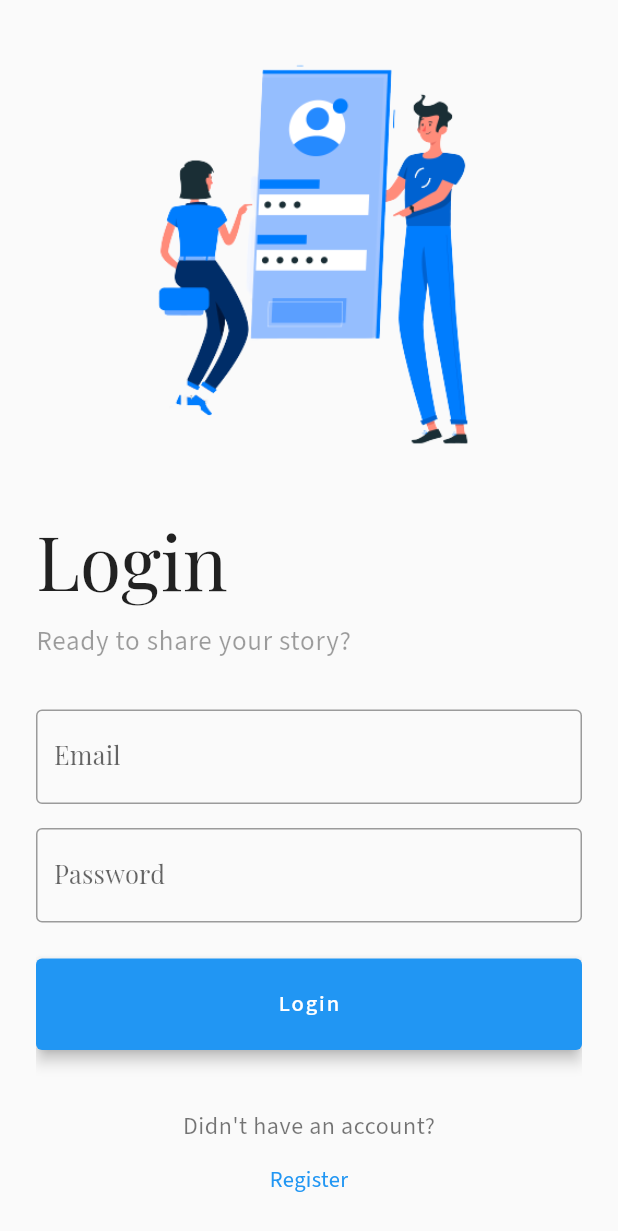
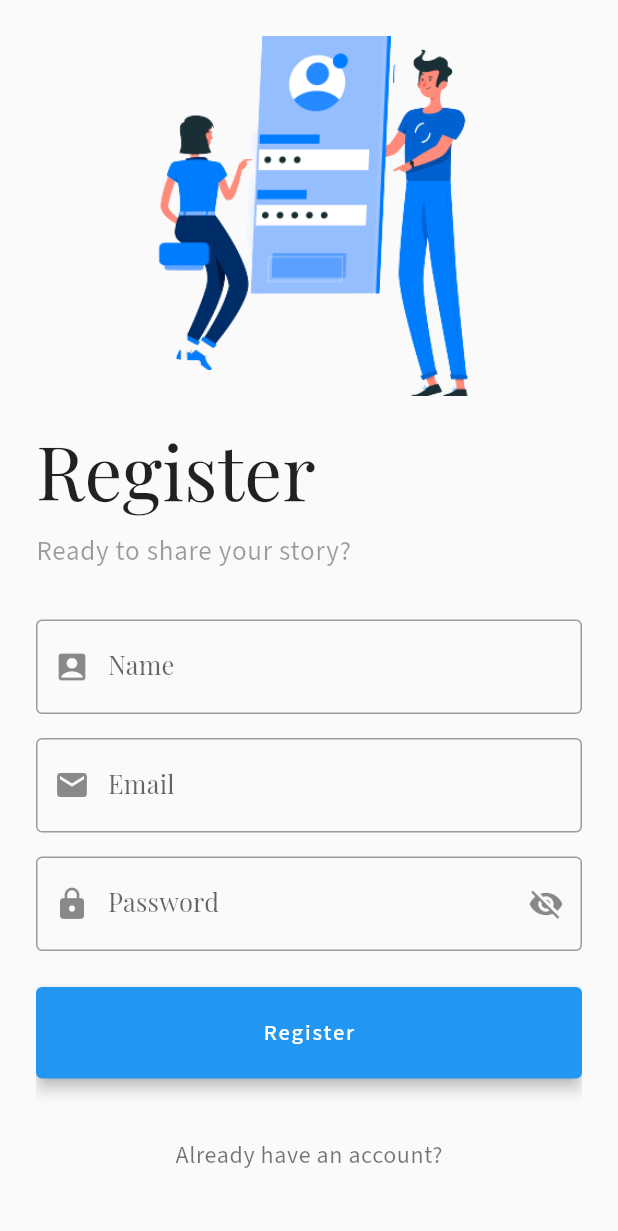
Before and after one commit to lucifergotmad/storitter, a Flutter app: the screen it shows after launch, on a phone screen of 412 x 824 dp. Shown: the top 1231 px of the screen. Run offline on Flutter 3.47's test engine with Material 2 defaults, Android fonts, the phone set to English and light mode, and no system bars; our stand-ins replace connectivity_plus, dio, go_router, google_fonts, shared_preferences; accounts and stored records are empty; generated files the repository leaves out were written again.

Commit message:
feat:[minor] add register screen

```diff
--- a/lib/pages/login_screen.dart
+++ b/lib/pages/login_screen.dart
@@ -1,5 +1,8 @@
 import 'package:flutter/material.dart';
+import 'package:go_router/go_router.dart';
 import 'package:storitter/generated/assets.dart';
+import 'package:storitter/widgets/password_field.dart';
+import 'package:storitter/widgets/storitter_text_field.dart';
 
 class LoginScreen extends StatelessWidget {
   const LoginScreen({Key? key}) : super(key: key);
@@ -10,7 +13,7 @@ class LoginScreen extends StatelessWidget {
       resizeToAvoidBottomInset: true,
       body: SafeArea(
         child: Padding(
-          padding: const EdgeInsets.symmetric(vertical: 24, horizontal: 24),
+          padding: const EdgeInsets.all(24),
           child: SingleChildScrollView(
             child: Column(
               crossAxisAlignment: CrossAxisAlignment.start,
@@ -19,7 +22,7 @@ class LoginScreen extends StatelessWidget {
                   height: 300,
                   width: double.maxFinite,
                   child: Image.asset(
-                    Assets.imagesRegister,
+                    Assets.imagesLogin,
                     fit: BoxFit.cover,
                   ),
                 ),
@@ -46,21 +49,14 @@ class LoginScreen extends StatelessWidget {
                 const SizedBox(
                   height: 32,
                 ),
-                const TextField(
-                  decoration: InputDecoration(
-                    labelText: "Email",
-                    border: OutlineInputBorder(),
-                  ),
+                const StoritterTextField(
+                  label: "Email",
+                  icon: Icons.email,
                 ),
                 const SizedBox(
                   height: 16,
                 ),
-                const TextField(
-                  decoration: InputDecoration(
-                    labelText: "Password",
-                    border: OutlineInputBorder(),
-                  ),
-                ),
+                const PasswordField(),
                 const SizedBox(
                   height: 24,
                 ),
@@ -98,10 +94,15 @@ class LoginScreen extends StatelessWidget {
                               ?.copyWith(fontSize: 16),
                         ),
                         TextButton(
-                          onPressed: () {},
+                          onPressed: () {
+                            context.go("/register");
+                          },
                           child: Text(
                             "Register",
-                            style: Theme.of(context).textTheme.bodyMedium?.copyWith(color: Colors.blue),
+                            style: Theme.of(context)
+                                .textTheme
+                                .bodyMedium
+                                ?.copyWith(color: Colors.blue),
                           ),
                         )
                       ],
--- a/lib/pages/register_screen.dart
+++ b/lib/pages/register_screen.dart
@@ -1,14 +1,123 @@
 import 'package:flutter/material.dart';
+import 'package:go_router/go_router.dart';
+import 'package:storitter/generated/assets.dart';
+import 'package:storitter/widgets/password_field.dart';
+import 'package:storitter/widgets/storitter_text_field.dart';
 
 class RegisterScreen extends StatelessWidget {
   const RegisterScreen({Key? key}) : super(key: key);
 
   @override
   Widget build(BuildContext context) {
-    return const Scaffold(
+    return Scaffold(
       body: SafeArea(
-        child: Center(
-          child: Text("Register Screen"),
+        child: Padding(
+          padding: const EdgeInsets.all(24),
+          child: SingleChildScrollView(
+            child: Column(
+              crossAxisAlignment: CrossAxisAlignment.start,
+              children: [
+                SizedBox(
+                  height: 240,
+                  width: double.maxFinite,
+                  child: Image.asset(
+                    Assets.imagesRegister,
+                    fit: BoxFit.cover,
+                  ),
+                ),
+                const SizedBox(
+                  height: 16,
+                ),
+                Text(
+                  "Register",
+                  style: Theme.of(context)
+                      .textTheme
+                      .displaySmall
+                      ?.copyWith(color: Colors.black87),
+                ),
+                const SizedBox(
+                  height: 8,
+                ),
+                Text(
+                  "Ready to share your story?",
+                  style: Theme.of(context)
+                      .textTheme
+                      .bodyLarge
+                      ?.copyWith(color: Colors.black38),
+                ),
+                const SizedBox(
+                  height: 32,
+                ),
+                const StoritterTextField(
+                  label: "Name",
+                  icon: Icons.account_box,
+                ),
+                const SizedBox(
+                  height: 16,
+                ),
+                const StoritterTextField(
+                  label: "Email",
+                  icon: Icons.email,
+                ),
+                const SizedBox(
+                  height: 16,
+                ),
+                const PasswordField(),
+                const SizedBox(
+                  height: 24,
+                ),
+                SizedBox(
+                  width: double.infinity,
+                  child: ElevatedButton(
+                    onPressed: () {},
+                    autofocus: true,
+                    child: Padding(
+                      padding: const EdgeInsets.symmetric(vertical: 20),
+                      child: Text(
+                        "Register",
+                        style: Theme.of(context)
+                            .textTheme
+                            .labelLarge
+                            ?.copyWith(color: Colors.white),
+                      ),
+                    ),
+                  ),
+                ),
+                const SizedBox(
+                  height: 40,
+                ),
+                Row(
+                  mainAxisSize: MainAxisSize.max,
+                  mainAxisAlignment: MainAxisAlignment.center,
+                  children: [
+                    Column(
+                      children: [
+                        Text(
+                          "Already have an account?",
+                          style: Theme.of(context)
+                              .textTheme
+                              .bodySmall
+                              ?.copyWith(fontSize: 16),
+                        ),
+                        TextButton(
+                          onPressed: () {
+                            context.go("/login");
+                          },
+                          child: Text(
+                            "Login",
+                            style: Theme.of(context)
+                                .textTheme
+                                .bodyMedium
+                                ?.copyWith(color: Colors.blue),
+                          ),
+                        )
+                      ],
+                    )
+                  ],
+                )
+              ],
+            ),
+          ),
         ),
       ),
     );
--- a/lib/routes/app_router.dart
+++ b/lib/routes/app_router.dart
@@ -30,7 +30,7 @@ class AppRouter {
       errorBuilder: (context, state) => const ErrorScreen(),
       redirect: (context, state) {
         if (state.location == "/") {
-          return "/login";
+          return "/register";
         }
         return null;
       });
--- /dev/null
+++ b/lib/widgets/password_field.dart
@@ -0,0 +1,37 @@
+import 'package:flutter/material.dart';
+
+class PasswordField extends StatefulWidget {
+  const PasswordField({Key? key}) : super(key: key);
+
+  @override
+  State<PasswordField> createState() => _PasswordFieldState();
+}
+
+class _PasswordFieldState extends State<PasswordField> {
+  bool _shown = false;
+
+  @override
+  Widget build(BuildContext context) {
+    return TextField(
+      onTapOutside: (event) {
+        FocusManager.instance.primaryFocus?.unfocus();
+      },
+      obscureText: _shown,
+      decoration: InputDecoration(
+        labelText: "Password",
+        border: const OutlineInputBorder(),
+        prefixIcon: const Icon(Icons.lock),
+        suffixIcon: IconButton(
+          icon: Icon(
+            _shown ? Icons.visibility : Icons.visibility_off,
+          ),
+          onPressed: () {
+            setState(() {
+              _shown = !_shown;
+            });
+          },
+        ),
+      ),
+    );
+  }
+}
--- /dev/null
+++ b/lib/widgets/storitter_text_field.dart
@@ -0,0 +1,23 @@
+import 'package:flutter/material.dart';
+
+class StoritterTextField extends StatelessWidget {
+  final String label;
+  final IconData icon;
+
+  const StoritterTextField({
+    Key? key,
+    required this.label,
+    required this.icon,
+  }) : super(key: key);
+
+  @override
+  Widget build(BuildContext context) {
+    return TextField(
+      decoration: InputDecoration(
+        labelText: label,
+        border: const OutlineInputBorder(),
+        prefixIcon: Icon(icon),
+      ),
+    );
+  }
+}
```
